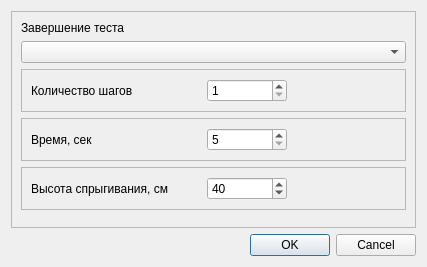
First picture: the form in metodics/jump_plate/droptest/droptestparamsdialog.ui, repository grigp/a-analyser, before the edit.
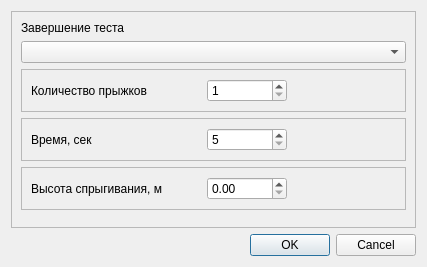
Second picture: the form after the edit.

Diff of the .ui file:
```diff
--- a/metodics/jump_plate/droptest/droptestparamsdialog.ui
+++ b/metodics/jump_plate/droptest/droptestparamsdialog.ui
@@ -51,7 +51,7 @@
             </size>
            </property>
            <property name="text">
-            <string>Количество шагов</string>
+            <string>Количество прыжков</string>
            </property>
           </widget>
          </item>
@@ -162,27 +162,18 @@
             </size>
            </property>
            <property name="text">
-            <string>Высота спрыгивания, см</string>
+            <string>Высота спрыгивания, м</string>
            </property>
           </widget>
          </item>
          <item>
-          <widget class="QSpinBox" name="edFallHeight">
+          <widget class="QDoubleSpinBox" name="edFallHeight">
            <property name="minimumSize">
             <size>
              <width>80</width>
              <height>0</height>
             </size>
            </property>
-           <property name="maximum">
-            <number>80</number>
-           </property>
-           <property name="singleStep">
-            <number>5</number>
-           </property>
-           <property name="value">
-            <number>40</number>
-           </property>
           </widget>
          </item>
          <item>
```
